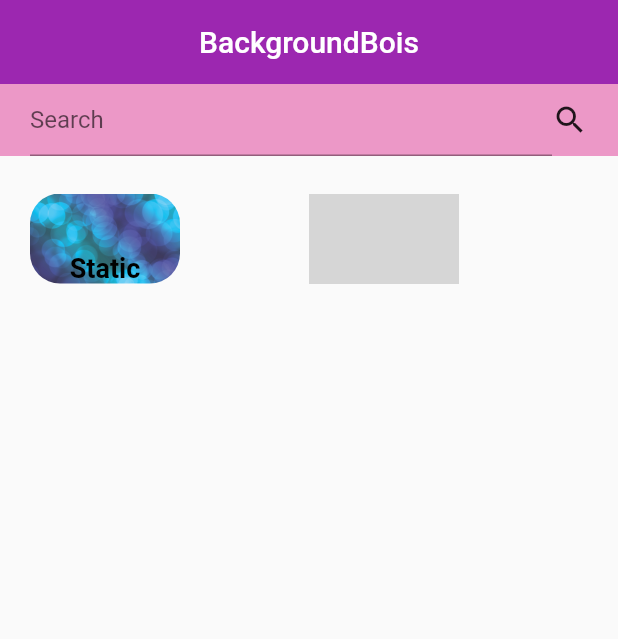
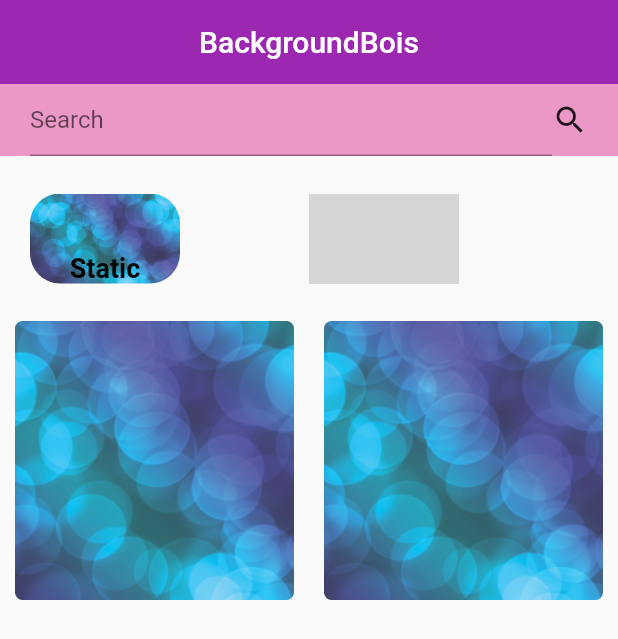
Before and after one commit to Samsational-9001/CS4750WallpaperApplication, a Flutter app: the screen it shows after launch, on a phone screen of 412 x 824 dp. Shown: the top 639 px of the screen. Run offline on Flutter 3.47's test engine with Material 2 defaults, Android fonts, the phone set to English and light mode, and no system bars; our stand-ins replace image_picker; grey boxes are pictures that could not be loaded.

Commit message:
FINALLY DISPLAYED IMAGES

```diff
--- a/samapp/lib/imagesDisplay/typesDisplay.dart
+++ b/samapp/lib/imagesDisplay/typesDisplay.dart
@@ -1,4 +1,4 @@
 class TypesDisplay{
+    late String wallPath;
     late String type;
-    late String imageUrl;
 }
--- a/samapp/lib/screens/home.dart
+++ b/samapp/lib/screens/home.dart
@@ -1,17 +1,44 @@
 //import 'dart:html';
+//import 'dart:html';
+import 'dart:io';
+import 'dart:async';
+import 'package:image_picker/image_picker.dart';
+import 'package:path/path.dart';
+import 'package:path_provider/path_provider.dart';
 import 'package:flutter/material.dart';
 import 'package:samapp/screens/widgets/widgets.dart';
-import '../imagesDisplay/typesDisplay.dart';
+//import '../imagesDisplay/typesDisplay.dart';
+
+//dud I tried really hard to make this automatic....manual wa the only way I could figure it out
+List<TypesDisplay> _wallpaper = [
+  TypesDisplay(
+    wallPath: "data/wallpapers/staticBackgrounds/staticExample.jpg",
+    type: "static"
+  ),
+  TypesDisplay(
+    wallPath: "data/wallpapers/staticBackgrounds/staticExample.jpg",
+    type: "static"
+  ),
+];
+
+//these are global
+// final Directory imagePathStatic = new Directory('data/wallpapers/staticBackgrounds/');
+// final Directory imagePathDynamic = new Directory('data/wallpapers/dynamicBackgrounds/');
+//String directDynamic;
+
+// List imagesDispDynamic = imagesDispDynamic;
+// List imagesDispStatic = imagesDispStatic;
 
 class Home extends StatefulWidget {
   //const MyWidget({super.key});
-
   @override
   _HomeState createState() => _HomeState();
 }
 
 class _HomeState extends State<Home> {
 
+  // late File images;
+  // final imagePicker = ImagePicker();
   //List<TypesDisplay> typesDisp = List<TypesDisplay>.empty();
 
   //makes the initial state to get the images for the types
@@ -31,7 +58,9 @@ class _HomeState extends State<Home> {
         elevation: 0.0,
       ),
       //this makes the title bar and search bar
-      body: Container(child: Column(children: <Widget>[
+      body: Container(
+        child: Column(
+          children: <Widget>[
           Container(
             color: const Color(0xFFEC98C7),
             padding: EdgeInsets.symmetric(horizontal: 20),
@@ -99,12 +128,39 @@ class _HomeState extends State<Home> {
               ],
             ),
           ),
-          // Container(
-          //   height: 100,
-          //   child: Image(
-          //     image: AssetImage('data/display/dynamicCat'),
-          //   )
-          // )
+          //this should be the place where images are displayed
+          Expanded(
+            //padding: const EdgeInsets.all(8.0),
+            child: Container(
+              padding: EdgeInsets.symmetric(
+                horizontal: 10,
+                vertical: 20,
+              ),
+              child: GridView.builder(gridDelegate: SliverGridDelegateWithFixedCrossAxisCount(
+                crossAxisCount: 2,
+                crossAxisSpacing: 20,
+                mainAxisSpacing: 20,
+              ),
+              itemBuilder: (context, index) {
+                return RawMaterialButton(
+                  onPressed: (() {
+
+                  }),
+                  child: Container(
+                    decoration: BoxDecoration(
+                      borderRadius: BorderRadius.circular(5),
+                      image: DecorationImage(
+                        image: AssetImage(_wallpaper[index].wallPath),
+                        fit: BoxFit.cover,
+                      ),
+                    ),
+                  ),
+                );
+              },
+              itemCount: _wallpaper.length,
+              ),
+            ),
+          ),
         ],
       ),
       ),
@@ -112,65 +168,13 @@ class _HomeState extends State<Home> {
   }
 }
 
-class TypeSection extends StatelessWidget {
-  String type, imageUrl;
-  TypeSection({required this.type, required this.imageUrl});
 
-  @override
-  Widget build(BuildContext context){
-    return Container(
-      margin: EdgeInsets.symmetric(horizontal: 2),
-      child: Stack(children: <Widget>[
-        ClipRRect(
-          borderRadius: BorderRadius.circular(20),
-          child: Image.network(imageUrl, height:70, width: 100, fit: BoxFit.cover,),
-        ),
-        Container(
-          color: Colors.purple,
-          height:70,
-          width: 100,
-          alignment: Alignment.center,
-          child: Text(type, style: TextStyle(color: Colors.black, fontWeight: FontWeight.w600, fontSize: 16),),
-          ),
-      ],
-      ),
-    );
-  }
+//honestly... I REALLY wanted to find a way to NOT hardcode this....but I cannot seem to find a way
 
+//IN TYPESDISPLAY.DART
+class TypesDisplay{
+  final String wallPath;
+  //this is static or dynamic
+  final String type;
+  TypesDisplay({required this.wallPath, required this.type});
 }
-
-// class getDispBox extends StatelessWidget {
-//   @override
-//   Widget build(BuildContext context){
-//     return Container(
-//       margin: EdgeInsets.symmetric(horizontal: 2),
-//       child: Stack(children: <Widget>[
-//         ClipRRect(
-//           borderRadius: BorderRadius.circular(20),
-//           child: Image(
-//             image: AssetImage('data/display/static.jpg')
-//           ),
-//         ),
-//         Container(
-//           color: Colors.purple,
-//           height:70,
-//           width: 100,
-//           alignment: Alignment.center,
-//           child: Text("data/display/static.jpg", style: TextStyle(color: Colors.black, fontWeight: FontWeight.w600, fontSize: 16),),
-//           ),
-//       ],
-//       ),
-//     );
-//   }
-
-// }
-
-//If this works right I'll hopefully show all the wallpappers
-class getWallpapers extends StatelessWidget{
-  @override
-  Widget build(BuildContext context) {
-    // TODO: implement build
-    throw UnimplementedError();
-  }
-
-}
--- a/samapp/pubspec.yaml
+++ b/samapp/pubspec.yaml
@@ -36,6 +36,8 @@ dependencies:
   # The following adds the Cupertino Icons font to your application.
   # Use with the CupertinoIcons class for iOS style icons.
   cupertino_icons: ^1.0.2
+  path_provider: ^2.0.11
+  image_picker: ^0.8.6
 
 dev_dependencies:
   flutter_test:
@@ -58,6 +60,7 @@ flutter:
   # included with your application, so that you can use the icons in
   # the material Icons class.
   uses-material-design: true
+
 
   # To add assets to your application, add an assets section, like this:
   assets:
```
Also changed, not shown: samapp/data/wallpapers/staticBackgrounds/staticExample.jpg (added), samapp/pubspec.lock, 1 other file.
